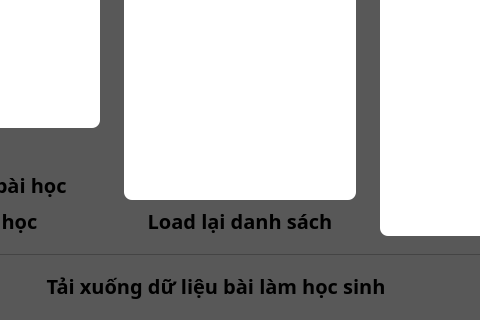
This is UI_Files/Room.ui in hoangm960/Astraea as Qt 5 draws it before an edit; both pictures show x 159 to 639 and y 280 to 600 of the 750 by 600 pixel window. The edited form follows.
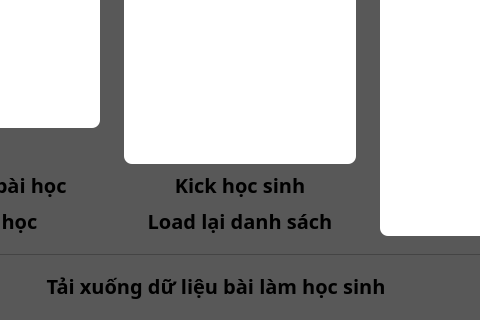
This is the edited form. Icons and pictures are not drawn.

Commit message: fix room bugs + add kick student in room

```diff
--- a/UI_Files/Room.ui
+++ b/UI_Files/Room.ui
@@ -351,6 +351,59 @@
             </property>
            </widget>
           </item>
+          <item>
+           <widget class="QPushButton" name="kick_btn">
+            <property name="minimumSize">
+             <size>
+              <width>204</width>
+              <height>30</height>
+             </size>
+            </property>
+            <property name="maximumSize">
+             <size>
+              <width>16777215</width>
+              <height>16777215</height>
+             </size>
+            </property>
+            <property name="font">
+             <font>
+              <family>iCiel Effra Regular</family>
+              <pointsize>15</pointsize>
+              <weight>75</weight>
+              <bold>true</bold>
+             </font>
+            </property>
+            <property name="styleSheet">
+             <string notr="true">QPushButton {
+	background-color: rgb(255, 255, 255);
+	border-radius: 10px;
+	color: rgb(0,0,0);
+}
+
+QPushButton:hover {
+	color: rgb(255, 255, 255);
+	background-color: rgba(0, 0, 0, 150);
+}
+
+QPushButton:pressed {
+	color: rgb(255, 255, 255);
+	background-color: rgb(0, 0, 0);
+}r</string>
+            </property>
+            <property name="locale">
+             <locale language="Vietnamese" country="Vietnam"/>
+            </property>
+            <property name="text">
+             <string>Kick học sinh</string>
+            </property>
+            <property name="iconSize">
+             <size>
+              <width>30</width>
+              <height>30</height>
+             </size>
+            </property>
+           </widget>
+          </item>
           <item>
            <widget class="QPushButton" name="reload_btn">
             <property name="minimumSize">
```
The commit also changes 4 other files.
